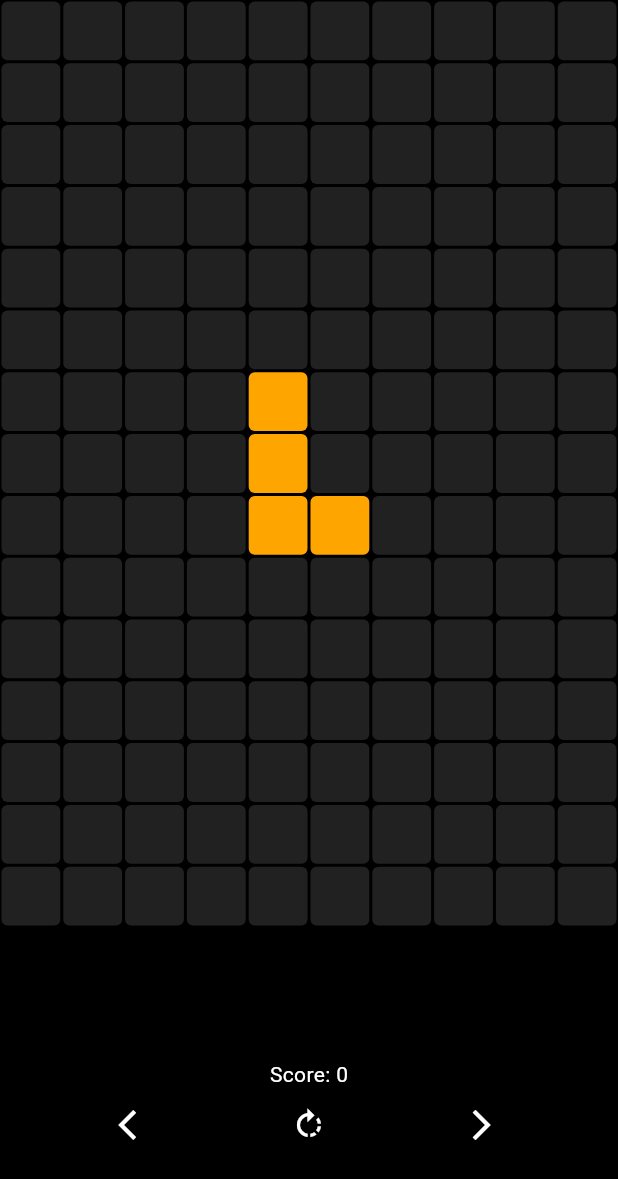
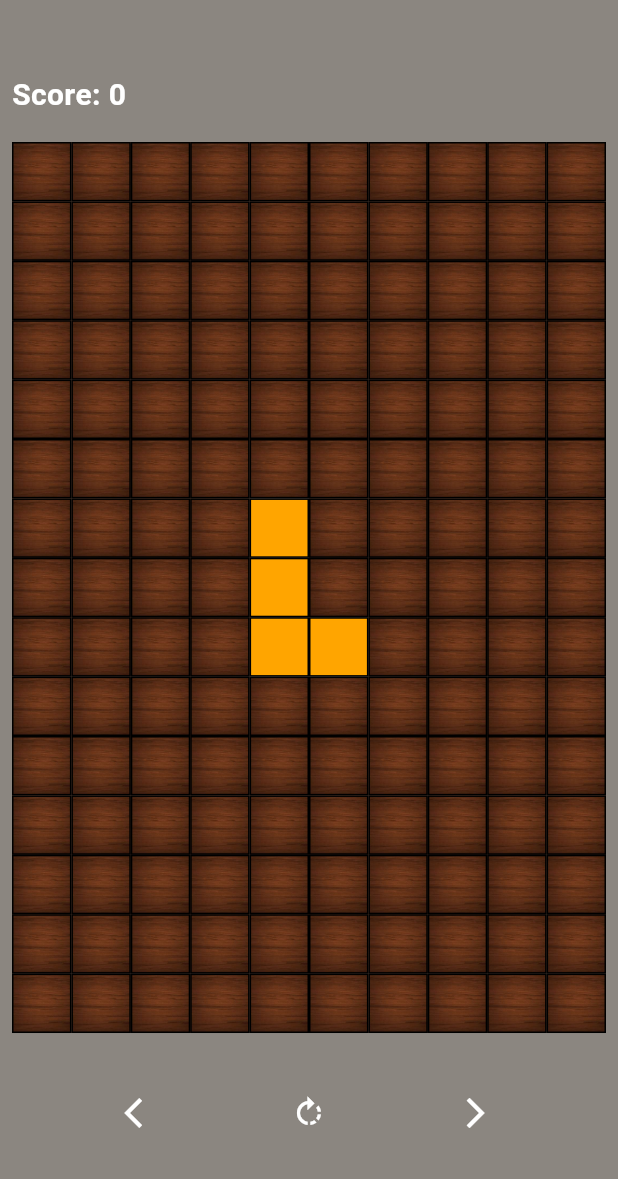
Before and after one commit to Hashir313/Block-Game, a Flutter app: the screen it shows after launch, on a phone screen of 412 x 824 dp. Shown: the top 1179 px of the screen. Run offline on Flutter 3.47's test engine with Material 3 defaults, Android fonts, the phone set to English and light mode, and no system bars.

Commit message:
Version 1.1

```diff
--- a/block_game/lib/game_board.dart
+++ b/block_game/lib/game_board.dart
@@ -45,6 +45,7 @@ class _GameBoardState extends State<GameBoard> {
   // Explosion flag to show the explosion on line clear
   bool showExplosion = false;
   Offset explosionPosition = Offset(0, 0); // Position of the explosion
+  GameTheme currentTheme = GameTheme.classic; // Default theme
 
   @override
   void initState() {
@@ -288,17 +289,45 @@ class _GameBoardState extends State<GameBoard> {
     super.dispose();
   }
 
+  /*AppBar(
+          actions: [
+            IconButton(
+                onPressed: () {
+                  showThemeSelectionDialog(context);
+                },
+                icon: Icon(Icons.dark_mode))
+          ],
+        ),*/
+
   @override
   Widget build(BuildContext context) {
     return SafeArea(
       child: Scaffold(
-        backgroundColor: Colors.black,
+        backgroundColor: Color(0xFF8B8680),
         body: Stack(
           children: [
-            Column(
+            Padding(
+              padding: const EdgeInsets.all(8.0),
+              child: Column(
+                mainAxisAlignment: MainAxisAlignment.center,
+                crossAxisAlignment: CrossAxisAlignment.start,
                 children: [
-                // GAME BOARD
+                  SizedBox(
+                    height: MediaQuery.sizeOf(context).height * 0.05,
+                  ),
+                  Text(
+                    'Score: ${currentScore.toString()}',
+                    style: TextStyle(
+                      color: Colors.white,
+                      fontWeight: FontWeight.bold,
+                      fontSize: 20.0,
+                    ),
+                  ),
                   Expanded(
+                    child: Container(
+                      margin: EdgeInsets.only(
+                          top: MediaQuery.sizeOf(context).height * 0.02),
+                      alignment: Alignment.center,
                       child: GridView.builder(
                         itemCount: rowLength * colLength,
                         physics: NeverScrollableScrollPhysics(),
@@ -308,31 +337,28 @@ class _GameBoardState extends State<GameBoard> {
                         itemBuilder: (context, index) {
                           int row = (index / rowLength).floor();
                           int col = index % rowLength;
+
                           if (currentPiece.position.contains(index)) {
                             return Pixel(
-                          color: currentPiece.color,
+                              color: currentPiece.color, // Block ka color
                             );
                           } else if (gameBoard[row][col] != null) {
-                        final Tetromino? tetrominoType = gameBoard[row][col];
+                            final Tetromino? tetrominoType =
+                                gameBoard[row][col];
                             return Pixel(
-                          color: tetrominoColors[tetrominoType],
+                              color: tetrominoColors[
+                                  tetrominoType], // Agar block hai toh uska color dikhao
                             );
                           } else {
                             return Pixel(
-                          color: Colors.grey[900],
+                              color:
+                                  null, // Empty block pe wooden texture show hoga
                             );
                           }
                         },
                       ),
                     ),
-
-                // SCORE
-                Text(
-                  'Score: ${currentScore.toString()}',
-                  style: TextStyle(color: Colors.white),
                   ),
-
-                // GAME CONTROLS
                   Padding(
                     padding: const EdgeInsets.only(bottom: 50.0),
                     child: Row(
@@ -341,19 +367,23 @@ class _GameBoardState extends State<GameBoard> {
                         IconButton(
                           onPressed: moveLeft,
                           color: Colors.white,
-                          icon: Icon(Icons.arrow_back_ios)),
+                          icon: Icon(Icons.arrow_back_ios),
+                        ),
                         IconButton(
                           onPressed: rotatePiece,
                           color: Colors.white,
-                          icon: Icon(Icons.rotate_right)),
+                          icon: Icon(Icons.rotate_right),
+                        ),
                         IconButton(
                           onPressed: moveRight,
                           color: Colors.white,
-                          icon: Icon(Icons.arrow_forward_ios)),
+                          icon: Icon(Icons.arrow_forward_ios),
+                        ),
                       ],
                     ),
                   ),
                 ],
+              ),
             ),
             if (showExplosion)
               Align(
@@ -365,4 +395,44 @@ class _GameBoardState extends State<GameBoard> {
       ),
     );
   }
+
+  void showThemeSelectionDialog(BuildContext context) {
+    showDialog(
+      context: context,
+      builder: (context) {
+        return AlertDialog(
+          title: Text('Select Theme'),
+          actions: [
+            TextButton(
+              onPressed: () {
+                setState(() {
+                  currentTheme = GameTheme.space;
+                });
+                Navigator.of(context).pop();
+              },
+              child: Text('Space Theme'),
+            ),
+            TextButton(
+              onPressed: () {
+                setState(() {
+                  currentTheme = GameTheme.wooden;
+                });
+                Navigator.of(context).pop();
+              },
+              child: Text('Neon Theme'),
+            ),
+            TextButton(
+              onPressed: () {
+                setState(() {
+                  currentTheme = GameTheme.classic;
+                });
+                Navigator.of(context).pop();
+              },
+              child: Text('Classic Theme'),
+            ),
+          ],
+        );
+      },
+    );
   }
+}
--- a/block_game/lib/widgets/pixel.dart
+++ b/block_game/lib/widgets/pixel.dart
@@ -1,16 +1,23 @@
 import 'package:flutter/material.dart';
 
 class Pixel extends StatelessWidget {
-  final color;
+  final Color? color;
   const Pixel({super.key, required this.color});
 
   @override
   Widget build(BuildContext context) {
     return Container(
-      margin: EdgeInsets.all(1.0),
+      // margin: EdgeInsets.all(0.1),
       decoration: BoxDecoration(
-        color: color,
-        borderRadius: BorderRadius.circular(4.0),
+        color: color ?? Colors.transparent,
+        border: Border.all(color: Colors.black, width: 1),
+        borderRadius: BorderRadius.circular(0),
+        image: color == null // Sirf empty blocks pe image dikhani hai
+            ? DecorationImage(
+                image: AssetImage('assets/images/wooden_texture_block.jpg'),
+                fit: BoxFit.cover,
+              )
+            : null,
       ),
     );
   }
--- a/block_game/pubspec.yaml
+++ b/block_game/pubspec.yaml
@@ -59,8 +59,8 @@ flutter:
   uses-material-design: true
 
   # To add assets to your application, add an assets section, like this:
-  # assets:
-  #   - images/a_dot_burr.jpeg
+  assets:
+    - assets/images/
   #   - images/a_dot_ham.jpeg
 
   # An image asset can refer to one or more resolution-specific "variants", see
```
Also changed, not shown: block_game/lib/utils/values.dart (+17 -0 lines), block_game/lib/widgets/leaves.dart (added, +39 -0 lines), block_game/assets/images/classic_background.jpg (added), block_game/assets/images/space_background.jpg (added), block_game/assets/images/wooden_texture.jpg (added), block_game/assets/images/wooden_texture_block.jpg (added). Lines whose indentation alone changed are shown as unchanged.
